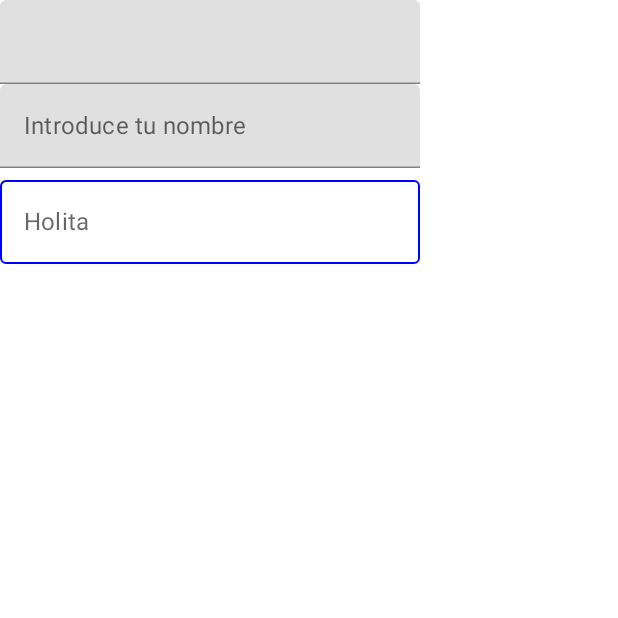
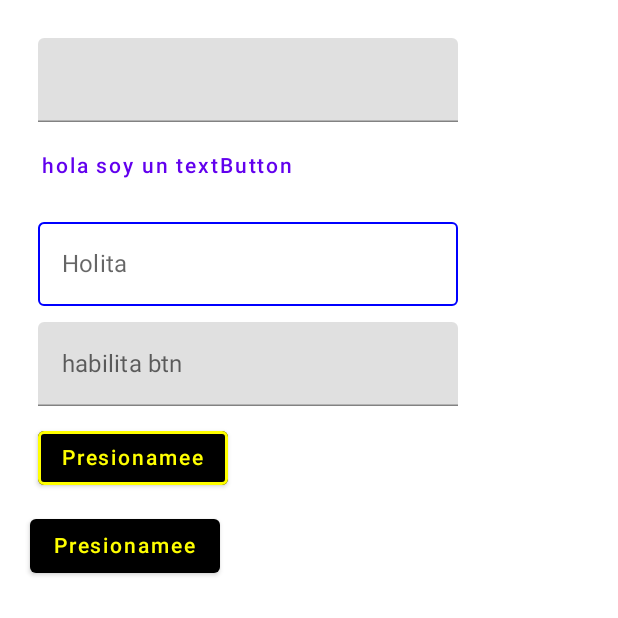
Before and after one commit to ErichSchnell/udemyKotlinComponentsCatalog, an Android app built with Jetpack Compose: the screen it shows after launch (MainActivity), on a phone screen of 412 x 824 dp, the top half of it. Run offline under Robolectric (Android 15) with nearby library versions, the phone set to English and light mode, and no system bars.

Commit message:
Buttons
En este apartado se vieron los siguientes BTN
- Button
- OutlinedButton
- TextButton

Todos se trabajaron en main jugando con estados y lamdas

```diff
--- a/app/src/main/java/com/example/jetpackcomponentscatalog/MainActivity.kt
+++ b/app/src/main/java/com/example/jetpackcomponentscatalog/MainActivity.kt
@@ -1,13 +1,16 @@
 package com.example.jetpackcomponentscatalog
 
 import android.os.Bundle
+import android.util.Log
 import androidx.activity.ComponentActivity
 import androidx.activity.compose.setContent
+import androidx.compose.foundation.BorderStroke
 import androidx.compose.foundation.layout.Column
 import androidx.compose.foundation.layout.fillMaxSize
 import androidx.compose.foundation.layout.padding
 import androidx.compose.material.*
 import androidx.compose.runtime.*
+import androidx.compose.runtime.saveable.rememberSaveable
 import androidx.compose.ui.Modifier
 import androidx.compose.ui.graphics.Color
 import androidx.compose.ui.modifier.modifierLocalConsumer
@@ -29,19 +32,43 @@ class MainActivity : ComponentActivity() {
                 Surface(
                     modifier = Modifier.fillMaxSize(), color = MaterialTheme.colors.background
                 ) {
-                    Column(Modifier.fillMaxSize()) {
-                        var myText by remember { mutableStateOf("") }
-                        MyTextField(myText){ myText = it}
-                        MyTextFieldAdvance(myText){
-                            myText = if (it.contains("erich")) {
-                                it.replace("erich", "lujan")
-                            } else {
-                                it
+                    Column(
+                        Modifier
+                            .fillMaxSize()
+                            .padding(20.dp)
+                    ) {
+                        var myTextField1 by rememberSaveable { mutableStateOf("") }
+                        var myTextFieldAdvance1 by rememberSaveable { mutableStateOf("") }
+                        var myOutLinedTextField1 by rememberSaveable { mutableStateOf("") }
+                        var estado by rememberSaveable { mutableStateOf(true) }
+
+                        MyTextField(myTextField1) { myTextField1 = it }
+                        MyTextButton(){
+                            myTextFieldAdvance1 = myTextField1
+                            myOutLinedTextField1 = myTextField1
+                        }
+
+                        MyOutLinedTextField(myOutLinedTextField1) { myOutLinedTextField1 = it }
+                        MyTextFieldAdvance(myTextFieldAdvance1) {
+                            if (it.contains("habilitar")) {
+                                estado = true
                             }
+                            myTextFieldAdvance1 = it
                         }
-                        MyOutLinedTextField(myText){
-                            myText = it
+
+                        MyButton(estado) {
+                            Log.i("erich", "Se presiono el btn")
+                            estado = false
+                            myTextField1 = ""
+                            myTextFieldAdvance1 = ""
+                            myOutLinedTextField1 = ""
                         }
+                        MyOutlinedButton(estado) {
+                            Log.i("erich", "Se presiono el btn outlined")
+                            estado = false
+                            myTextFieldAdvance1 = ""
+                        }
+
                     }
                 }
             }
@@ -50,25 +77,59 @@ class MainActivity : ComponentActivity() {
 }
 
 
-
-
-
-
-
-
-
-
 @Preview(showBackground = true)
 @Composable
 fun DefaultPreview() {
     JetpackComponentsCatalogTheme {
-        //MyOutLinedTextField()
+        // MyButton()
     }
 }
 
 @Composable
-fun MyOutLinedTextField(data:String, onValueChange:(String) -> Unit) {
+fun MyTextButton(onClick: () -> Unit) {
+    TextButton(onClick = {onClick()}) {
+        Text(text = "hola soy un textButton")
+    }
+}
+
+@Composable
+fun MyOutlinedButton(estado: Boolean, onClick: () -> Unit) {
+    Button(
+        modifier = Modifier.padding(top = 5.dp),
+        enabled = estado,
+        onClick = { onClick() },
+        colors = ButtonDefaults.buttonColors(
+            backgroundColor = Color.Black,
+            contentColor = Color.Yellow,
+            disabledBackgroundColor = Color.Yellow,
+            disabledContentColor = Color.Black
+        ),
+        //border = BorderStroke(2.dp, Color.Yellow)
+    ) {
+        Text(text = "Presionamee")
+    }
+}
+
+@Composable
+fun MyButton(estado: Boolean, onClick: () -> Unit) {
+    Button(
+        modifier = Modifier.padding(5.dp),
+        enabled = estado,
+        onClick = { onClick() },
+        colors = ButtonDefaults.buttonColors(
+            backgroundColor = Color.Black,
+            contentColor = Color.Yellow
+        ),
+        border = BorderStroke(2.dp, Color.Yellow)
+    ) {
+        Text(text = "Presionamee")
+    }
+}
+
+@Composable
+fun MyOutLinedTextField(data: String, onValueChange: (String) -> Unit) {
     OutlinedTextField(
+        modifier = Modifier.padding(5.dp),
         value = data,
         onValueChange = { onValueChange(it) },
         label = { Text(text = "Holita") },
@@ -80,15 +141,24 @@ fun MyOutLinedTextField(data:String, onValueChange:(String) -> Unit) {
 }
 
 @Composable
-fun MyTextFieldAdvance(name:String, onValueChange:(String) -> Unit) {
-    TextField(value = name, onValueChange = {
-        onValueChange(it)
-    }, label = { Text(text = "Introduce tu nombre") })
+fun MyTextFieldAdvance(name: String, onValueChange: (String) -> Unit) {
+    TextField(
+        modifier = Modifier.padding(5.dp),
+        value = name,
+        onValueChange = {
+            onValueChange(it)
+        },
+        label = { Text(text = "habilita btn") }
+    )
 }
 
 @Composable
-fun MyTextField(name:String, onValueChange:(String) -> Unit) {
-    TextField(value = name, onValueChange = { onValueChange(it) })
+fun MyTextField(name: String, onValueChange: (String) -> Unit) {
+    TextField(
+        modifier = Modifier.padding(5.dp),
+        value = name,
+        onValueChange = { onValueChange(it) }
+    )
 }
 
 @Composable
```
